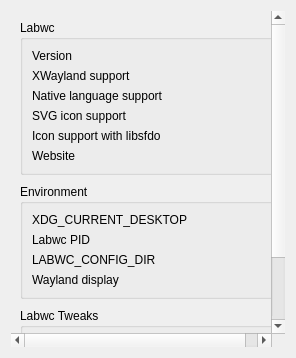
Above: src/about.ui from labwc/labwc-tweaks before the change. Below: the same form after it.
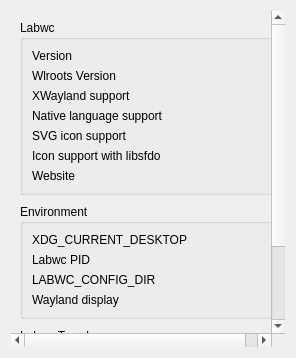
That is the form after the change.

Commit message: Added Wlroots version in about tab.

Patch:
```diff
--- a/src/about.ui
+++ b/src/about.ui
@@ -40,69 +40,83 @@
          </widget>
         </item>
         <item row="1" column="0">
+         <widget class="QLabel" name="web">
+          <property name="text">
+           <string>Wlroots Version</string>
+          </property>
+         </widget>
+        </item>
+        <item row="1" column="1">
+         <widget class="QLabel" name="wlrootsVersionValue">
+          <property name="text">
+           <string></string>
+          </property>
+         </widget>
+        </item>
+        <item row="2" column="0">
          <widget class="QLabel" name="xwaylandCaption">
           <property name="text">
            <string>XWayland support</string>
           </property>
          </widget>
         </item>
-        <item row="1" column="1">
+        <item row="2" column="1">
          <widget class="QLabel" name="xwaylandValue">
           <property name="text">
            <string/>
           </property>
          </widget>
         </item>
-        <item row="2" column="0">
+        <item row="3" column="0">
          <widget class="QLabel" name="nlsCaption">
           <property name="text">
            <string>Native language support</string>
           </property>
          </widget>
         </item>
-        <item row="2" column="1">
+        <item row="3" column="1">
          <widget class="QLabel" name="nlsValue">
           <property name="text">
            <string/>
           </property>
          </widget>
         </item>
-        <item row="3" column="0">
+        <item row="4" column="0">
          <widget class="QLabel" name="rsvgCaption">
           <property name="text">
            <string>SVG icon support</string>
           </property>
          </widget>
         </item>
-        <item row="3" column="1">
+        <item row="4" column="1">
          <widget class="QLabel" name="rsvgValue">
           <property name="text">
            <string/>
           </property>
          </widget>
         </item>
-        <item row="4" column="0">
+        <item row="5" column="0">
          <widget class="QLabel" name="libsfdoCaption">
           <property name="text">
            <string>Icon support with libsfdo</string>
           </property>
          </widget>
         </item>
-        <item row="4" column="1">
+        <item row="5" column="1">
          <widget class="QLabel" name="libsfdoValue">
           <property name="text">
            <string/>
           </property>
          </widget>
         </item>
-        <item row="5" column="0">
+        <item row="6" column="0">
          <widget class="QLabel" name="web">
           <property name="text">
            <string>Website</string>
           </property>
          </widget>
         </item>
-        <item row="5" column="1">
+        <item row="6" column="1">
          <widget class="QLabel" name="labwcLinkValue">
           <property name="text">
            <string></string>
```
The commit also changes 1 other file.
